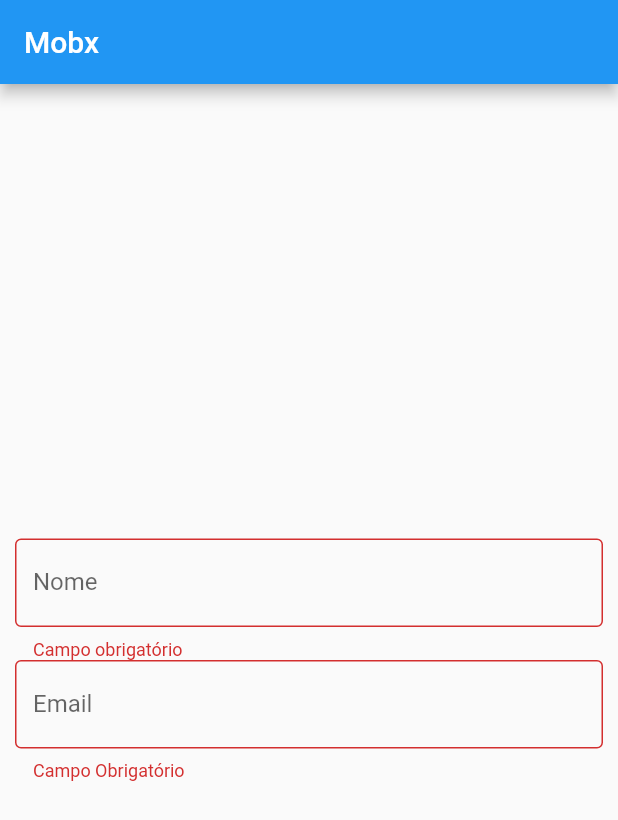
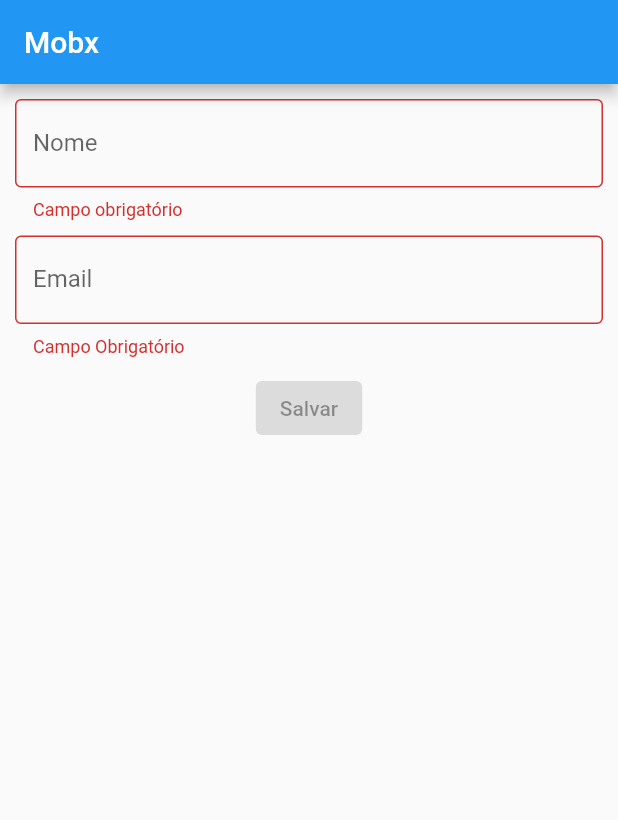
Before and after one commit to ittalolz/mobx-teste, a Flutter app: the screen it shows after launch, on a phone screen of 412 x 824 dp. Shown: the top 820 px of the screen. Run offline on Flutter 3.47's test engine with Material 2 defaults, Android fonts, the phone set to English and light mode, and no system bars; our stand-ins replace flutter_mobx, mobx; generated files the repository leaves out were written again.

Commit message:
aula4 botao salvar reativo ao controller

```diff
--- a/lib/controller.dart
+++ b/lib/controller.dart
@@ -5,30 +5,32 @@ part 'controller.g.dart';
 
 class Controller = ControllerBase with _$Controller;
 
-abstract class ControllerBase with Store{
-
+abstract class ControllerBase with Store {
   var client = Client();
 
+  @computed
+  bool get isValid {
+    return validateName() == null && validateEmail() == null;
+  }
 
   String? validateName() {
-    if (client.name != null){
-      if (client.name!.isNotEmpty)
-        return null;
+    if (client.name != null) {
+      if (client.name!.isNotEmpty) return null;
     }
     return 'Campo obrigatório';
   }
 
   String? validateEmail() {
-    if (client.email == null || client.email!.isEmpty){
+    if (client.email == null || client.email!.isEmpty) {
       return 'Campo Obrigatório';
     }
 
-    if (!RegExp(r"^[a-zA-Z0-9.a-zA-Z0-9.!#$%&'*+-/=?^_`{|}~]+@[a-zA-Z0-9]+\.[a-zA-Z]+").hasMatch(client.email!)){
+    if (!RegExp(
+            r"^[a-zA-Z0-9.a-zA-Z0-9.!#$%&'*+-/=?^_`{|}~]+@[a-zA-Z0-9]+\.[a-zA-Z]+")
+        .hasMatch(client.email!)) {
       return 'Email inválido';
     }
 
     return null;
-
   }
-
 }
--- a/lib/home.dart
+++ b/lib/home.dart
@@ -1,12 +1,12 @@
 import 'package:flutter/cupertino.dart';
 import 'package:flutter/material.dart';
+import 'package:flutter/widgets.dart';
 import 'package:flutter_mobx/flutter_mobx.dart';
 
 import 'controller.dart';
 
 class MyHomePage extends StatefulWidget {
   MyHomePage({Key? key, required this.title}) : super(key: key);
-
 
   final String title;
 
@@ -19,7 +19,7 @@ class _MyHomePageState extends State<MyHomePage> {
 
   final controller = Controller();
 
-  _textField({String? labelText, onChanged, required String? Function() errorText}){
+  _textField({String? labelText, onChanged, required String? Function() errorText}) {
     return TextField(
       onChanged: onChanged,
       decoration: InputDecoration(
@@ -32,33 +32,40 @@ class _MyHomePageState extends State<MyHomePage> {
 
   @override
   Widget build(BuildContext context) {
-
-
     return Scaffold(
       appBar: AppBar(
-
         title: Text(widget.title),
       ),
       body: Padding(
-        padding: EdgeInsets.all(10.0),
+        padding: EdgeInsetsDirectional.all(10.0),
         child: Center(
           child: Column(
-            mainAxisAlignment: MainAxisAlignment.center,
+            mainAxisAlignment: MainAxisAlignment.start,
+            crossAxisAlignment: CrossAxisAlignment.center,
             children: <Widget>[
-              Observer(builder: (_){
+              Observer(builder: (_) {
                 return _textField(
-                  labelText: "Nome",
-                  onChanged: controller.client.changeName,
-                  errorText: controller.validateName
-                );
+                    labelText: "Nome",
+                    onChanged: controller.client.changeName,
+                    errorText: controller.validateName);
               }),
-              Observer(builder: (_){
+              Padding(padding: EdgeInsets.only(top: 10.0)),
+              Observer(builder: (_) {
                 return _textField(
                     labelText: "Email",
                     onChanged: controller.client.changeEmail,
-                    errorText: controller.validateEmail
-                );
-              })
+                    errorText: controller.validateEmail);
+              }),
+              Padding(padding: EdgeInsets.only(top: 10.0)),
+              Observer(builder: (_) {
+                return ElevatedButton(
+                    onPressed: controller.isValid
+                        ? () {
+                            print('acao do botão valido');
+                          }
+                        : null,
+                    child: Text("Salvar"));
+              }),
             ],
           ),
         ),
```
Also changed, not shown: lib/controller.g.dart.
